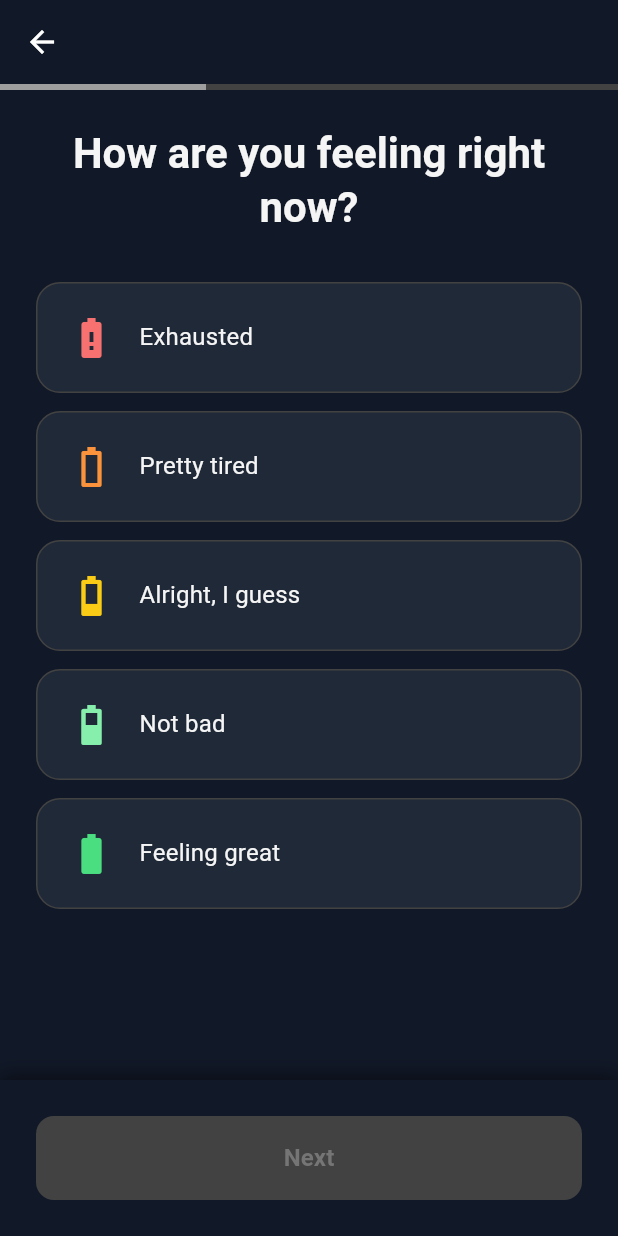
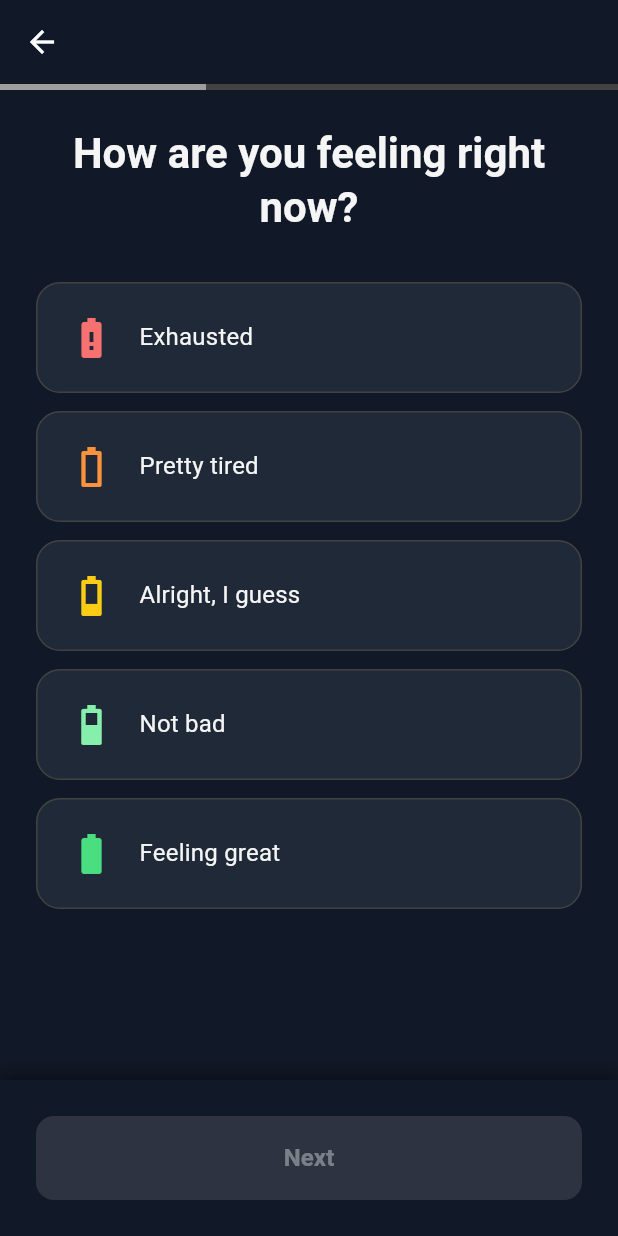
Before and after one commit to thomasboom/Lumora, a Flutter app: the EnergyTrackerScreen screen opened directly, on a phone screen of 412 x 824 dp. Run offline on Flutter 3.47's test engine with Material 3 defaults, Android fonts, the light colour scheme and no system bars; our stand-ins replace fl_chart, shared_preferences; accounts and stored records are empty.

Commit message:
UI improvements

```diff
--- a/lib/screens/energy_tracker_screen.dart
+++ b/lib/screens/energy_tracker_screen.dart
@@ -504,8 +504,12 @@ class _EnergyTrackerScreenState extends State<EnergyTrackerScreen> {
                 child: ElevatedButton(
                   onPressed: _canProceed() ? _handleNext : null,
                   style: ElevatedButton.styleFrom(
-                    disabledBackgroundColor: Colors.grey[800],
-                    disabledForegroundColor: Colors.grey[600],
+                    backgroundColor: _canProceed()
+                        ? Colors.blue
+                        : Colors.grey[800],
+                    foregroundColor: _canProceed()
+                        ? Colors.white
+                        : Colors.grey[600],
                   ),
                   child: Text(
                     _currentStep == 2 ? l10n.saveEntry : l10n.next,
```
